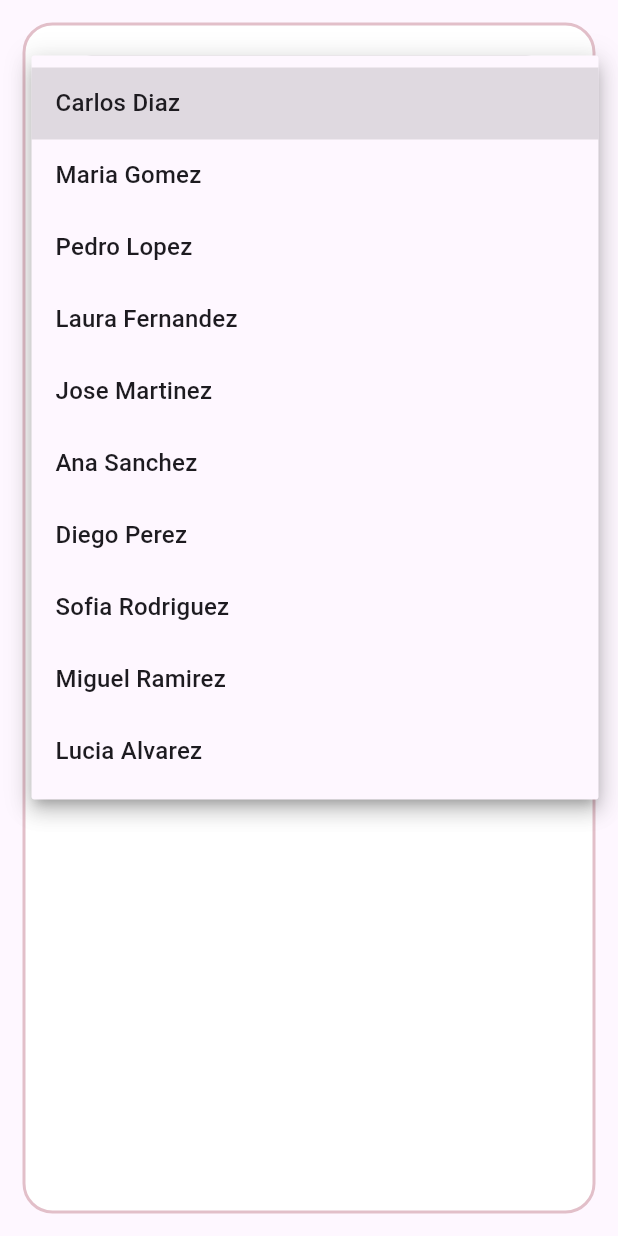
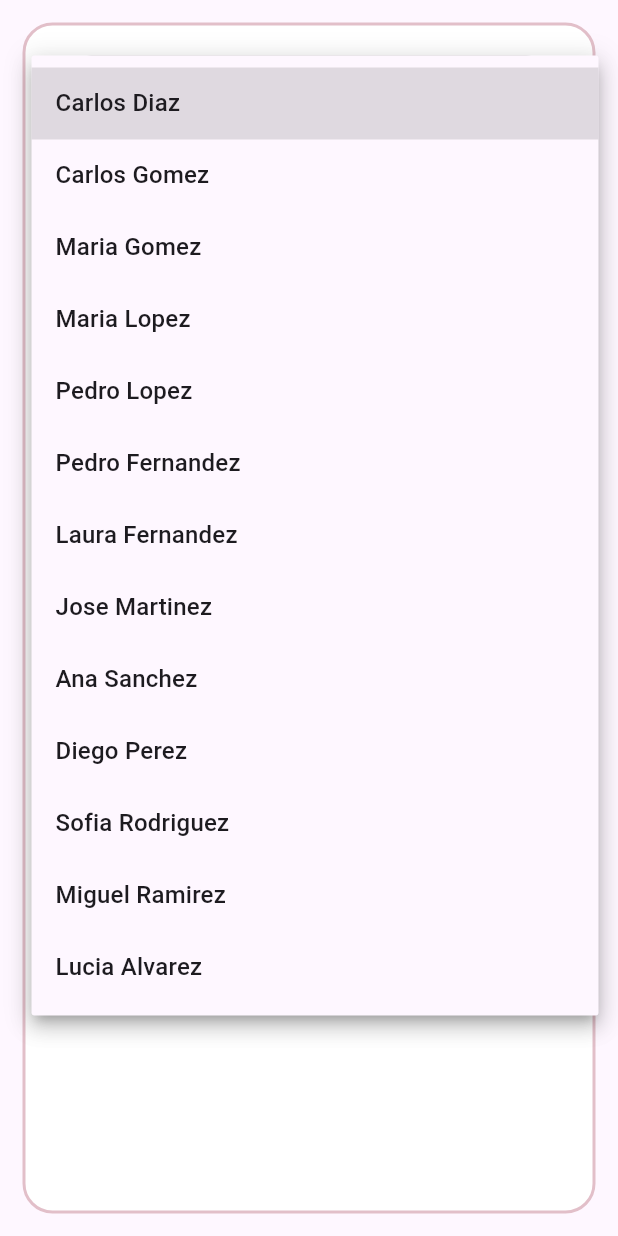
Before and after one commit to jnahuel-developer/valen_market_admin, a Flutter app: the CustomWebClienteSection widget shown alone on an empty page, opened directly, after a tap on "Seleccionar cliente", on a phone screen of 412 x 824 dp. Run offline on Flutter 3.47's test engine with Material 3 defaults, Android fonts, the phone set to English and light mode, and no system bars; our stand-ins replace cloud_firestore, firebase_auth, firebase_core, flutter_secure_storage, flutter_svg, google_sign_in and 3 more; missing offline and left inert: dart:js_interop, googleapis; accounts and stored records are empty.

Commit message:
mod0011 - Se finaliza la parte funcional del filtrado según el cliente. Se probó usando Mocks. Resta crear los servicios para tomar la base de datos de los clientes desde Firebase

```diff
--- a/lib/constants/clientes_mock.dart
+++ b/lib/constants/clientes_mock.dart
@@ -1,5 +1,6 @@
 final List<Map<String, String>> clientesMock = [
   {
+    'UID': 'sdfsadfsdafsdf',
     'nombre': 'Carlos',
     'apellido': 'Diaz',
     'zona': 'Norte',
@@ -7,6 +8,15 @@ final List<Map<String, String>> clientesMock = [
     'telefono': '111-1111'
   },
   {
+    'UID': 'sdfsadfsdafsdf',
+    'nombre': 'Carlos',
+    'apellido': 'Gomez',
+    'zona': 'Sur',
+    'direccion': 'Calle 1',
+    'telefono': '111-1111'
+  },
+  {
+    'UID': 'dfgfgsdgsdfgfsdg',
     'nombre': 'Maria',
     'apellido': 'Gomez',
     'zona': 'Sur',
@@ -14,6 +24,15 @@ final List<Map<String, String>> clientesMock = [
     'telefono': '222-2222'
   },
   {
+    'UID': 'dfgfgsdgsdfgfsdg',
+    'nombre': 'Maria',
+    'apellido': 'Lopez',
+    'zona': 'Este',
+    'direccion': 'Calle 2',
+    'telefono': '222-2222'
+  },
+  {
+    'UID': 'wrqweqrwerwqer',
     'nombre': 'Pedro',
     'apellido': 'Lopez',
     'zona': 'Este',
@@ -21,6 +40,15 @@ final List<Map<String, String>> clientesMock = [
     'telefono': '333-3333'
   },
   {
+    'UID': 'wrqweqrwerwqer',
+    'nombre': 'Pedro',
+    'apellido': 'Fernandez',
+    'zona': 'oEste',
+    'direccion': 'Calle 3',
+    'telefono': '333-3333'
+  },
+  {
+    'UID': 'dhshfdhfdsgsdfg',
     'nombre': 'Laura',
     'apellido': 'Fernandez',
     'zona': 'Oeste',
@@ -28,6 +56,7 @@ final List<Map<String, String>> clientesMock = [
     'telefono': '444-4444'
   },
   {
+    'UID': 'nfgnddfgnfgdn',
     'nombre': 'Jose',
     'apellido': 'Martinez',
     'zona': 'Norte',
@@ -35,6 +64,7 @@ final List<Map<String, String>> clientesMock = [
     'telefono': '555-5555'
   },
   {
+    'UID': 'testretsretrset',
     'nombre': 'Ana',
     'apellido': 'Sanchez',
     'zona': 'Sur',
@@ -42,6 +72,7 @@ final List<Map<String, String>> clientesMock = [
     'telefono': '666-6666'
   },
   {
+    'UID': 'hjkhjgkhjkhjkg',
     'nombre': 'Diego',
     'apellido': 'Perez',
     'zona': 'Este',
@@ -49,6 +80,7 @@ final List<Map<String, String>> clientesMock = [
     'telefono': '777-7777'
   },
   {
+    'UID': 'fdfgdsfghjwart',
     'nombre': 'Sofia',
     'apellido': 'Rodriguez',
     'zona': 'Oeste',
@@ -56,6 +88,7 @@ final List<Map<String, String>> clientesMock = [
     'telefono': '888-8888'
   },
   {
+    'UID': 'yukuyilylyuikl',
     'nombre': 'Miguel',
     'apellido': 'Ramirez',
     'zona': 'Norte',
@@ -63,6 +96,7 @@ final List<Map<String, String>> clientesMock = [
     'telefono': '999-9999'
   },
   {
+    'UID': 'xcvzbbzcvbzvcb',
     'nombre': 'Lucia',
     'apellido': 'Alvarez',
     'zona': 'Sur',
--- a/lib/constants/zonas_disponibles.dart
+++ b/lib/constants/zonas_disponibles.dart
@@ -3,5 +3,5 @@ const List<String> zonasDisponibles = [
   'Norte',
   'Este',
   'Oeste',
-  'Suer',
+  'Sur',
 ];
--- a/lib/web_flow/widgets/custom_web_campo_con_checkbox_textfield.dart
+++ b/lib/web_flow/widgets/custom_web_campo_con_checkbox_textfield.dart
@@ -6,6 +6,7 @@ class CustomWebCampoConCheckboxTextField extends StatelessWidget {
   final TextEditingController controller;
   final bool isEditable;
   final ValueChanged<bool> onCheckboxChanged;
+  final ValueChanged<String>? onTextChanged; // Nuevo parámetro opcional
 
   const CustomWebCampoConCheckboxTextField({
     super.key,
@@ -13,6 +14,7 @@ class CustomWebCampoConCheckboxTextField extends StatelessWidget {
     required this.controller,
     required this.isEditable,
     required this.onCheckboxChanged,
+    this.onTextChanged,
   });
 
   @override
@@ -46,6 +48,9 @@ class CustomWebCampoConCheckboxTextField extends StatelessWidget {
                 color: WebColors.negro,
                 fontSize: 16,
               ),
+              onSubmitted: isEditable
+                  ? onTextChanged
+                  : null, // Ejecutar al presionar Enter
               decoration: InputDecoration(
                 contentPadding:
                     const EdgeInsets.symmetric(horizontal: 15, vertical: 12),
```
Also changed, not shown: lib/web_flow/widgets/custom_web_cliente_section.dart (+93 -25 lines), 1 other file.
